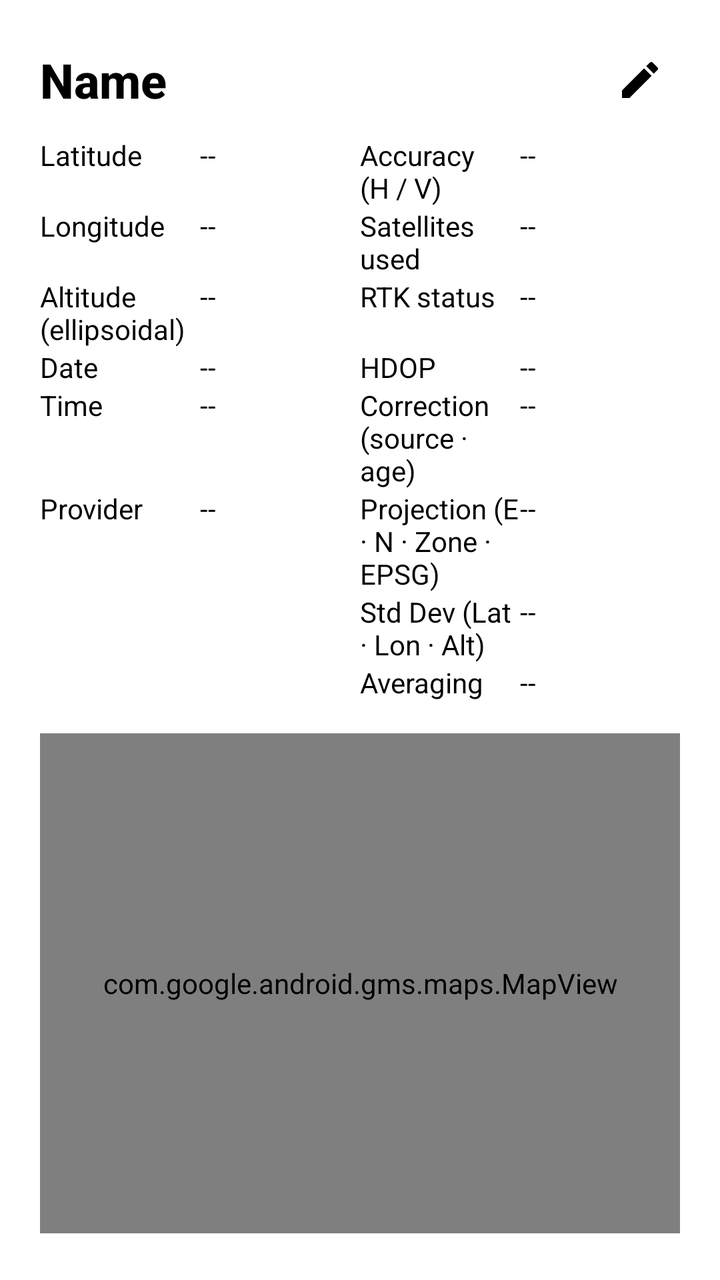
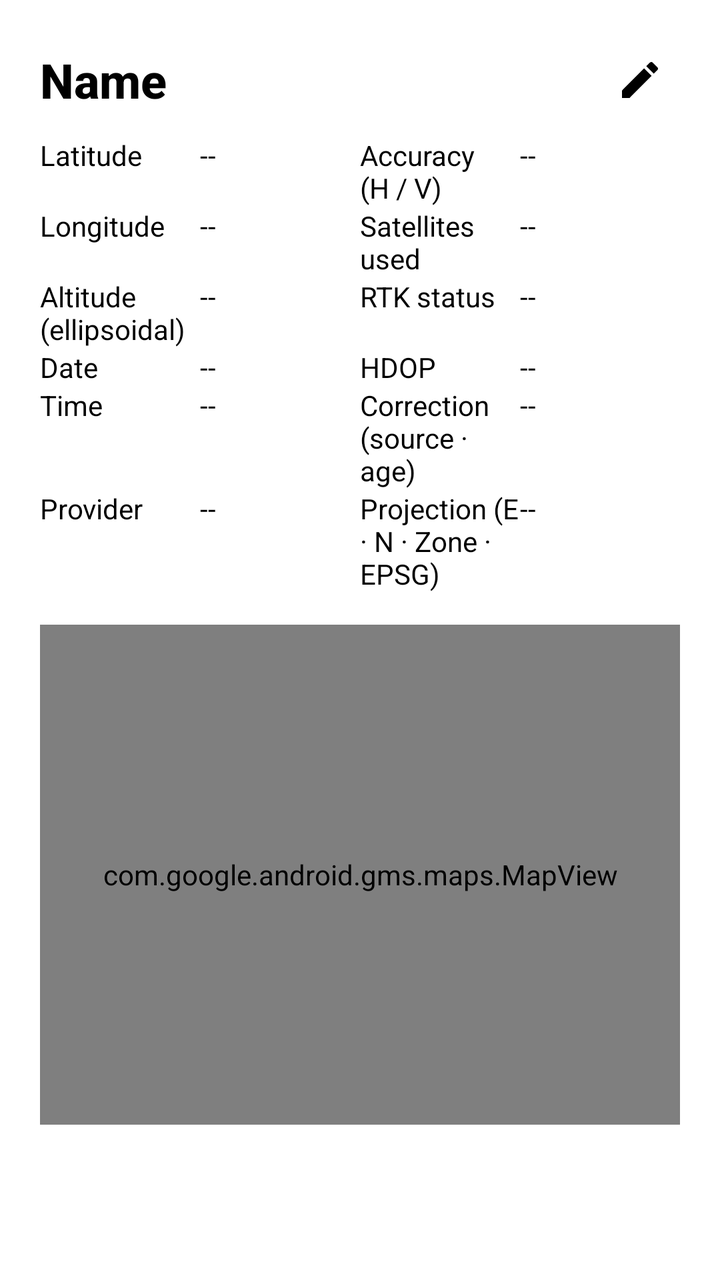

Before-and-after screenshots of an Android layout around one commit, followed by the original layout XML and the change that was made.
<!-- AndroidManifest.xml: application theme Theme.SurveyingApp -->
<!-- res/layout/fragment_coordinate_detail.xml -->
<?xml version="1.0" encoding="utf-8"?>
<ScrollView xmlns:android="http://schemas.android.com/apk/res/android"
    android:layout_width="match_parent"
    android:layout_height="match_parent"
    android:padding="16dp"
    android:fadeScrollbars="false">

    <GridLayout
        android:id="@+id/coord_detail_block"
        android:layout_width="match_parent"
        android:layout_height="wrap_content"
        android:columnCount="4"
        android:orientation="horizontal"
        android:padding="4dp">

        
        <LinearLayout
            android:layout_width="0dp"
            android:layout_height="wrap_content"
            android:layout_columnSpan="4"
            android:layout_columnWeight="4"
            android:orientation="horizontal"
            android:gravity="center_vertical"
            android:paddingBottom="8dp">
            <TextView
                android:id="@+id/text_name"
                android:layout_width="0dp"
                android:layout_height="wrap_content"
                android:layout_weight="1"
                android:fontFamily="sans-serif-medium"
                android:text="Name"
                android:textColor="@android:color/black"
                android:textSize="24sp"
                android:textStyle="bold" />
            <ImageButton
                android:id="@+id/btn_edit_coordinate"
                android:layout_width="40dp"
                android:layout_height="40dp"
                android:contentDescription="@string/edit_coordinate"
                android:background="?attr/selectableItemBackgroundBorderless"
                android:padding="4dp"
                android:src="@drawable/ic_edit_24"
                android:tint="@android:color/black" />
        </LinearLayout>

        
        <TextView
            android:layout_width="0dp"
            android:layout_height="wrap_content"
            android:layout_columnWeight="1"
            android:text="Latitude"
            android:textAppearance="@style/TextAppearance.AppCompat.Medium"
            android:textColor="@android:color/black"
            android:textSize="@dimen/coord_table_text_size" />
        <TextView
            android:id="@+id/text_latitude"
            android:layout_width="0dp"
            android:layout_height="wrap_content"
            android:layout_columnWeight="1"
            android:textAppearance="@style/TextAppearance.AppCompat.Medium"
            android:textColor="@android:color/black"
            android:textSize="@dimen/coord_table_text_size"
            android:text="--" />
        <TextView
            android:layout_width="0dp"
            android:layout_height="wrap_content"
            android:layout_columnWeight="1"
            android:text="Accuracy (H / V)"
            android:textAppearance="@style/TextAppearance.AppCompat.Medium"
            android:textColor="@android:color/black"
            android:textSize="@dimen/coord_table_text_size" />
        <TextView
            android:id="@+id/text_accuracy"
            android:layout_width="0dp"
            android:layout_height="wrap_content"
            android:layout_columnWeight="1"
            android:textAppearance="@style/TextAppearance.AppCompat.Medium"
            android:textColor="@android:color/black"
            android:textSize="@dimen/coord_table_text_size"
            android:text="--" />

        
        <TextView
            android:layout_width="0dp"
            android:layout_height="wrap_content"
            android:layout_columnWeight="1"
            android:text="Longitude"
            android:textAppearance="@style/TextAppearance.AppCompat.Medium"
            android:textColor="@android:color/black"
            android:textSize="@dimen/coord_table_text_size" />
        <TextView
            android:id="@+id/text_longitude"
            android:layout_width="0dp"
            android:layout_height="wrap_content"
            android:layout_columnWeight="1"
            android:textAppearance="@style/TextAppearance.AppCompat.Medium"
            android:textColor="@android:color/black"
            android:textSize="@dimen/coord_table_text_size"
            android:text="--" />
        <TextView
            android:layout_width="0dp"
            android:layout_height="wrap_content"
            android:layout_columnWeight="1"
            android:text="Satellites used"
            android:textAppearance="@style/TextAppearance.AppCompat.Medium"
            android:textColor="@android:color/black"
            android:textSize="@dimen/coord_table_text_size" />
        <TextView
            android:id="@+id/text_sats"
            android:layout_width="0dp"
            android:layout_height="wrap_content"
            android:layout_columnWeight="1"
            android:textAppearance="@style/TextAppearance.AppCompat.Medium"
            android:textColor="@android:color/black"
            android:textSize="@dimen/coord_table_text_size"
            android:text="--" />

        
        <TextView
            android:layout_width="0dp"
            android:layout_height="wrap_content"
            android:layout_columnWeight="1"
            android:text="Altitude (ellipsoidal)"
            android:textAppearance="@style/TextAppearance.AppCompat.Medium"
            android:textColor="@android:color/black"
            android:textSize="@dimen/coord_table_text_size" />
        <TextView
            android:id="@+id/text_altitude"
            android:layout_width="0dp"
            android:layout_height="wrap_content"
            android:layout_columnWeight="1"
            android:textAppearance="@style/TextAppearance.AppCompat.Medium"
            android:textColor="@android:color/black"
            android:textSize="@dimen/coord_table_text_size"
            android:text="--" />
        <TextView
            android:layout_width="0dp"
            android:layout_height="wrap_content"
            android:layout_columnWeight="1"
            android:text="RTK status"
            android:textAppearance="@style/TextAppearance.AppCompat.Medium"
            android:textColor="@android:color/black"
            android:textSize="@dimen/coord_table_text_size" />
        <TextView
            android:id="@+id/text_rtk"
            android:layout_width="0dp"
            android:layout_height="wrap_content"
            android:layout_columnWeight="1"
            android:textAppearance="@style/TextAppearance.AppCompat.Medium"
            android:textColor="@android:color/black"
            android:textSize="@dimen/coord_table_text_size"
            android:text="--" />

        
        <TextView
            android:layout_width="0dp"
            android:layout_height="wrap_content"
            android:layout_columnWeight="1"
            android:text="Date"
            android:textAppearance="@style/TextAppearance.AppCompat.Medium"
            android:textColor="@android:color/black"
            android:textSize="@dimen/coord_table_text_size" />
        <TextView
            android:id="@+id/text_date"
            android:layout_width="0dp"
            android:layout_height="wrap_content"
            android:layout_columnWeight="1"
            android:textAppearance="@style/TextAppearance.AppCompat.Medium"
            android:textColor="@android:color/black"
            android:textSize="@dimen/coord_table_text_size"
            android:text="--" />
        <TextView
            android:layout_width="0dp"
            android:layout_height="wrap_content"
            android:layout_columnWeight="1"
            android:text="HDOP"
            android:textAppearance="@style/TextAppearance.AppCompat.Medium"
            android:textColor="@android:color/black"
            android:textSize="@dimen/coord_table_text_size" />
        <TextView
            android:id="@+id/text_hdop"
            android:layout_width="0dp"
            android:layout_height="wrap_content"
            android:layout_columnWeight="1"
            android:textAppearance="@style/TextAppearance.AppCompat.Medium"
            android:textColor="@android:color/black"
            android:textSize="@dimen/coord_table_text_size"
            android:text="--" />

        
        <TextView
            android:layout_width="0dp"
            android:layout_height="wrap_content"
            android:layout_columnWeight="1"
            android:text="Time"
            android:textAppearance="@style/TextAppearance.AppCompat.Medium"
            android:textColor="@android:color/black"
            android:textSize="@dimen/coord_table_text_size" />
        <TextView
            android:id="@+id/text_time"
            android:layout_width="0dp"
            android:layout_height="wrap_content"
            android:layout_columnWeight="1"
            android:textAppearance="@style/TextAppearance.AppCompat.Medium"
            android:textColor="@android:color/black"
            android:textSize="@dimen/coord_table_text_size"
            android:text="--" />
        <TextView
            android:layout_width="0dp"
            android:layout_height="wrap_content"
            android:layout_columnWeight="1"
            android:text="Correction (source · age)"
            android:textAppearance="@style/TextAppearance.AppCompat.Medium"
            android:textColor="@android:color/black"
            android:textSize="@dimen/coord_table_text_size" />
        <TextView
            android:id="@+id/text_correction"
            android:layout_width="0dp"
            android:layout_height="wrap_content"
            android:layout_columnWeight="1"
            android:textAppearance="@style/TextAppearance.AppCompat.Medium"
            android:textColor="@android:color/black"
            android:textSize="@dimen/coord_table_text_size"
            android:text="--" />

        
        <TextView
            android:layout_width="0dp"
            android:layout_height="wrap_content"
            android:layout_columnWeight="1"
            android:text="Provider"
            android:textAppearance="@style/TextAppearance.AppCompat.Medium"
            android:textColor="@android:color/black"
            android:textSize="@dimen/coord_table_text_size" />
        <TextView
            android:id="@+id/text_provider"
            android:layout_width="0dp"
            android:layout_height="wrap_content"
            android:layout_columnWeight="1"
            android:textAppearance="@style/TextAppearance.AppCompat.Medium"
            android:textColor="@android:color/black"
            android:textSize="@dimen/coord_table_text_size"
            android:text="--" />
        <TextView
            android:layout_width="0dp"
            android:layout_height="wrap_content"
            android:layout_columnWeight="1"
            android:text="Projection (E · N · Zone · EPSG)"
            android:textAppearance="@style/TextAppearance.AppCompat.Medium"
            android:textColor="@android:color/black"
            android:textSize="@dimen/coord_table_text_size" />
        <TextView
            android:id="@+id/text_projection"
            android:layout_width="0dp"
            android:layout_height="wrap_content"
            android:layout_columnWeight="1"
            android:textAppearance="@style/TextAppearance.AppCompat.Medium"
            android:textColor="@android:color/black"
            android:textSize="@dimen/coord_table_text_size"
            android:text="--" />

        
        <TextView
            android:layout_width="0dp"
            android:layout_height="wrap_content"
            android:layout_columnWeight="1" />
        <TextView
            android:layout_width="0dp"
            android:layout_height="wrap_content"
            android:layout_columnWeight="1" />
        <TextView
            android:layout_width="0dp"
            android:layout_height="wrap_content"
            android:layout_columnWeight="1"
            android:text="Std Dev (Lat · Lon · Alt)"
            android:textAppearance="@style/TextAppearance.AppCompat.Medium"
            android:textColor="@android:color/black"
            android:textSize="@dimen/coord_table_text_size" />
        <TextView
            android:id="@+id/text_stddev"
            android:layout_width="0dp"
            android:layout_height="wrap_content"
            android:layout_columnWeight="1"
            android:textAppearance="@style/TextAppearance.AppCompat.Medium"
            android:textColor="@android:color/black"
            android:textSize="@dimen/coord_table_text_size"
            android:text="--" />

        
        <TextView
            android:layout_width="0dp"
            android:layout_height="wrap_content"
            android:layout_columnWeight="1" />
        <TextView
            android:layout_width="0dp"
            android:layout_height="wrap_content"
            android:layout_columnWeight="1" />
        <TextView
            android:layout_width="0dp"
            android:layout_height="wrap_content"
            android:layout_columnWeight="1"
            android:text="Averaging"
            android:textAppearance="@style/TextAppearance.AppCompat.Medium"
            android:textColor="@android:color/black"
            android:textSize="@dimen/coord_table_text_size" />
        <TextView
            android:id="@+id/text_averaging"
            android:layout_width="0dp"
            android:layout_height="wrap_content"
            android:layout_columnWeight="1"
            android:textAppearance="@style/TextAppearance.AppCompat.Medium"
            android:textColor="@android:color/black"
            android:textSize="@dimen/coord_table_text_size"
            android:text="--" />

        
        <LinearLayout
            android:id="@+id/row_badges"
            android:layout_width="0dp"
            android:layout_height="wrap_content"
            android:layout_columnSpan="4"
            android:layout_columnWeight="4"
            android:layout_marginTop="6dp"
            android:orientation="horizontal"
            android:visibility="gone">
            <TextView
                android:id="@+id/badge_rtk"
                android:layout_width="wrap_content"
                android:layout_height="wrap_content"
                android:paddingLeft="10dp"
                android:paddingRight="10dp"
                android:paddingTop="4dp"
                android:paddingBottom="4dp"
                android:text="RTK"
                android:textSize="12sp"
                android:textStyle="bold"
                android:textColor="@android:color/white"
                android:layout_marginEnd="8dp"
                android:background="@drawable/badge_bg"
                android:visibility="gone"/>
            <TextView
                android:id="@+id/badge_accuracy"
                android:layout_width="wrap_content"
                android:layout_height="wrap_content"
                android:paddingLeft="10dp"
                android:paddingRight="10dp"
                android:paddingTop="4dp"
                android:paddingBottom="4dp"
                android:text="ACC"
                android:textSize="12sp"
                android:textStyle="bold"
                android:textColor="@android:color/white"
                android:background="@drawable/badge_bg"
                android:visibility="gone"/>
        </LinearLayout>

        
        <TextView
            android:id="@+id/text_empty"
            android:layout_width="0dp"
            android:layout_height="wrap_content"
            android:layout_columnSpan="4"
            android:layout_columnWeight="4"
            android:layout_marginTop="24dp"
            android:text="Coordinate not found"
            android:visibility="gone"
            android:textStyle="italic"
            android:textColor="@android:color/darker_gray"
            android:textAppearance="@style/TextAppearance.AppCompat.Medium" />

        
        <com.google.android.gms.maps.MapView
            android:id="@+id/mapView"
            android:layout_width="0dp"
            android:layout_height="250dp"
            android:layout_marginTop="16dp"
            android:layout_marginBottom="8dp"
            android:layout_columnSpan="4"
            android:layout_columnWeight="4" />

    </GridLayout>
</ScrollView>
<!-- resources referenced by this layout -->
<resources>
  <dimen name="coord_table_text_size">14sp</dimen>
  <!-- drawable badge_bg (drawable) -->
  <?xml version="1.0" encoding="utf-8"?>
  <shape xmlns:android="http://schemas.android.com/apk/res/android" android:shape="rectangle">
      <solid android:color="#666666"/>
      <corners android:radius="12dp"/>
      <padding android:left="4dp" android:top="2dp" android:right="4dp" android:bottom="2dp"/>
  </shape>
  <!-- drawable ic_edit_24 (drawable) -->
  <vector xmlns:android="http://schemas.android.com/apk/res/android" android:width="24dp" android:height="24dp" android:viewportWidth="24" android:viewportHeight="24">
    <path android:fillColor="#FFFFFFFF" android:pathData="M3,17.25V21h3.75L17.81,9.94l-3.75,-3.75L3,17.25zM20.71,7.04c0.39,-0.39 0.39,-1.02 0,-1.41l-2.34,-2.34c-0.39,-0.39 -1.02,-0.39 -1.41,0l-1.83,1.83 3.75,3.75 1.83,-1.83z"/>
  </vector>
  <string name="edit_coordinate">Edit Coordinate</string>
  <style name="Theme.SurveyingApp" parent="Theme.MaterialComponents.DayNight.DarkActionBar">
          
          <item name="colorPrimary">@color/purple_500</item>
          <item name="colorPrimaryVariant">@color/purple_700</item>
          <item name="colorOnPrimary">@color/white</item>
          
          <item name="colorSecondary">@color/teal_200</item>
          <item name="colorSecondaryVariant">@color/teal_700</item>
          <item name="colorOnSecondary">@color/black</item>
          
          <item name="android:statusBarColor">?attr/colorPrimaryVariant</item>
          
      </style>
  <color name="purple_500">#FF6200EE</color>
  <color name="purple_700">#FF3700B3</color>
  <color name="white">#FFFFFFFF</color>
  <color name="teal_200">#FF03DAC5</color>
  <color name="teal_700">#FF018786</color>
  <color name="black">#FF000000</color>
</resources>

<!-- the commit's change to res/layout/fragment_coordinate_detail.xml (unified diff, before → after) -->
@@ -251,60 +251,6 @@
             android:textSize="@dimen/coord_table_text_size" />
         <TextView
             android:id="@+id/text_projection"
-            android:layout_width="0dp"
-            android:layout_height="wrap_content"
-            android:layout_columnWeight="1"
-            android:textAppearance="@style/TextAppearance.AppCompat.Medium"
-            android:textColor="@android:color/black"
-            android:textSize="@dimen/coord_table_text_size"
-            android:text="--" />
-
-        
-        <TextView
-            android:layout_width="0dp"
-            android:layout_height="wrap_content"
-            android:layout_columnWeight="1" />
-        <TextView
-            android:layout_width="0dp"
-            android:layout_height="wrap_content"
-            android:layout_columnWeight="1" />
-        <TextView
-            android:layout_width="0dp"
-            android:layout_height="wrap_content"
-            android:layout_columnWeight="1"
-            android:text="Std Dev (Lat · Lon · Alt)"
-            android:textAppearance="@style/TextAppearance.AppCompat.Medium"
-            android:textColor="@android:color/black"
-            android:textSize="@dimen/coord_table_text_size" />
-        <TextView
-            android:id="@+id/text_stddev"
-            android:layout_width="0dp"
-            android:layout_height="wrap_content"
-            android:layout_columnWeight="1"
-            android:textAppearance="@style/TextAppearance.AppCompat.Medium"
-            android:textColor="@android:color/black"
-            android:textSize="@dimen/coord_table_text_size"
-            android:text="--" />
-
-        
-        <TextView
-            android:layout_width="0dp"
-            android:layout_height="wrap_content"
-            android:layout_columnWeight="1" />
-        <TextView
-            android:layout_width="0dp"
-            android:layout_height="wrap_content"
-            android:layout_columnWeight="1" />
-        <TextView
-            android:layout_width="0dp"
-            android:layout_height="wrap_content"
-            android:layout_columnWeight="1"
-            android:text="Averaging"
-            android:textAppearance="@style/TextAppearance.AppCompat.Medium"
-            android:textColor="@android:color/black"
-            android:textSize="@dimen/coord_table_text_size" />
-        <TextView
-            android:id="@+id/text_averaging"
             android:layout_width="0dp"
             android:layout_height="wrap_content"
             android:layout_columnWeight="1"
